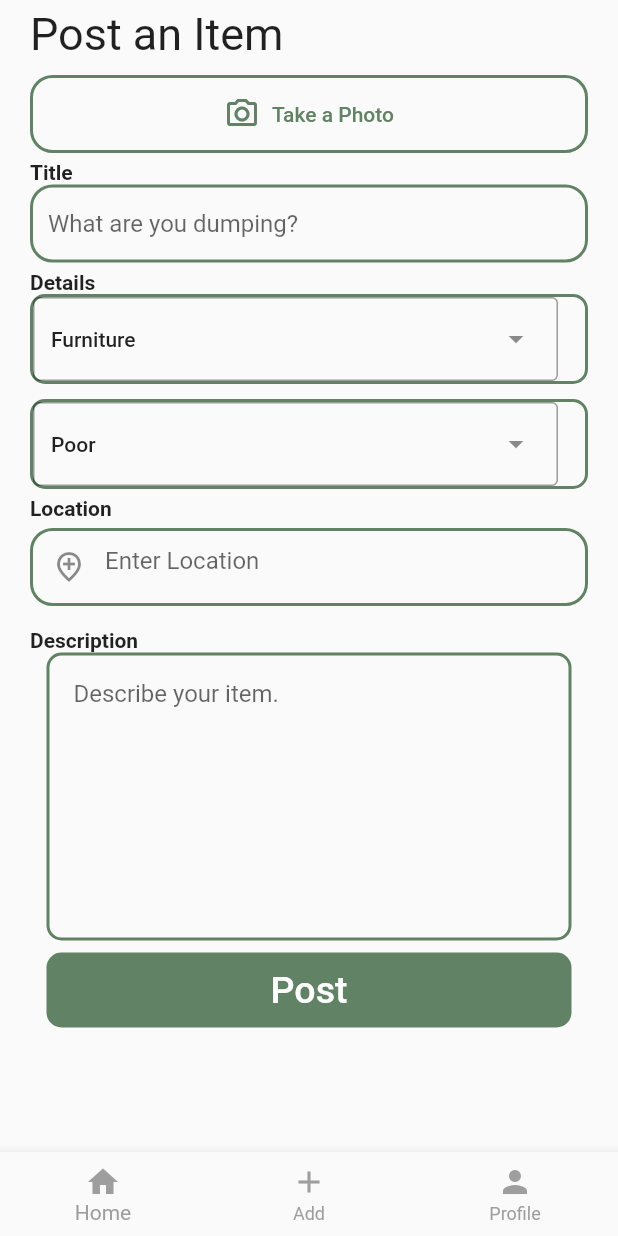
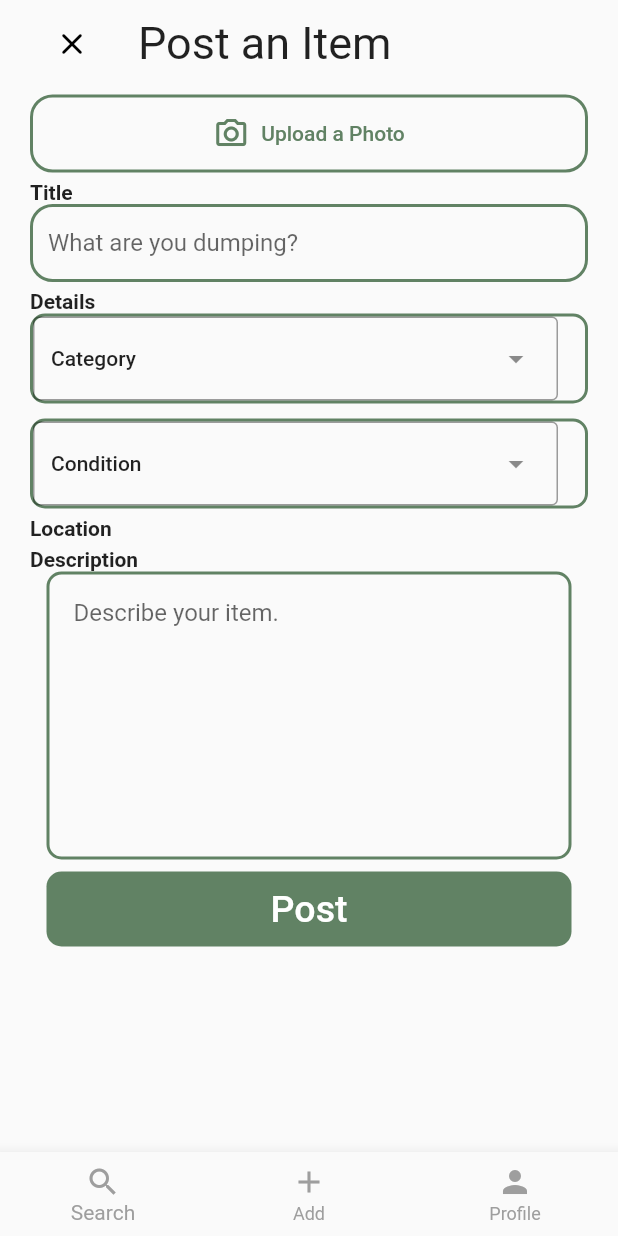
Before and after one commit to willDDDD/dumstr, a Flutter app: the PostingPage screen opened by its route, on a phone screen of 412 x 824 dp. Run offline on Flutter 3.47's test engine with Material 2 defaults, Android fonts, the phone set to English and light mode, and no system bars; our stand-ins replace google_maps_flutter, image_picker, timer_count_down; network calls fail.

Commit message:
jae code

```diff
--- a/dumpstr_app/lib/components/PostingPage.dart
+++ b/dumpstr_app/lib/components/PostingPage.dart
@@ -1,23 +1,161 @@
 import 'package:flutter/material.dart';
-import 'package:google_fonts/google_fonts.dart';
+// import 'package:camera/camera.dart';
+// import 'package:google_maps_webservice/places.dart';
+import 'package:image_picker/image_picker.dart';
+// import 'package:flutter_google_places/flutter_google_places.dart';
+import 'package:google_maps_flutter/google_maps_flutter.dart';
+import 'dart:async';
+import 'dart:io';
 
 const List<String> categories = [
+  'Category',
   'Furniture',
   'Clothing',
   'Toys',
   'Tools',
   'Electronics'
 ];
-String selectedCategory = 'Categories';
-const List<String> conditions = ['Poor', 'Fair', 'Good', 'Excellent', 'New'];
+const List<String> conditions = [
+  'Condition',
+  'Poor',
+  'Fair',
+  'Good',
+  'Excellent',
+  'New'
+];
 
+// final _places = GoogleMapsPlaces(apiKey: 'AIzaSyDc-YQ_0ATwBXONdLQUI07B2GLO9j5oreg');
 class PostingPage extends StatefulWidget {
+  // const PostingPage({
+  //   super.key,
+  //   // required this.camera,
+  // });
+  const PostingPage({
+    Key? key,
+    // required this.camera,
+  }) : super(key: key);
+  // final CameraDescription camera;
+
   @override
-  _PostingPageState createState() => _PostingPageState();
+  PostingPageState createState() => PostingPageState();
 }
 
-class _PostingPageState extends State<PostingPage> {
+class PostingPageState extends State<PostingPage> {
+  List<String> imagePaths = [];
   int _currentIndex = 0;
+
+  String description = ''; // Add this variable to hold the description value
+
+//   Future<List<PlacesSearchResult>> searchPlaces(String query, LatLng location) async {
+//   final result = await _places.searchNearbyWithRadius(
+//     Location(lat: location.latitude, lng: location.longitude),
+//     5000,
+//     type: "restaurant",
+//     keyword: query,
+//   );
+//   if (result.status == "OK") {
+//     return result.results;
+//   } else {
+//     throw Exception(result.errorMessage);
+//   }
+// }
+
+  Future<void> _selectImageFromCameraOrGallery() async {
+    final imagePicker = ImagePicker();
+    final XFile? image = await showModalBottomSheet<XFile>(
+      context: context,
+      builder: (BuildContext context) {
+        return SafeArea(
+          child: Wrap(
+            children: <Widget>[
+              ListTile(
+                leading: Icon(Icons.photo_library),
+                title: Text('Photo Library'),
+                onTap: () async {
+                  Navigator.pop(
+                      context,
+                      await imagePicker.pickImage(
+                        source: ImageSource.gallery,
+                      ));
+                },
+              ),
+              ListTile(
+                leading: Icon(Icons.photo_camera),
+                title: Text('Camera'),
+                onTap: () async {
+                  Navigator.pop(
+                      context,
+                      await imagePicker.pickImage(
+                        source: ImageSource.camera,
+                      ));
+                },
+              ),
+            ],
+          ),
+        );
+      },
+    );
+
+    // Update the imagePaths if an image was taken or selected
+    if (image != null) {
+      setState(() {
+        imagePaths.add(image.path); // Add the new image path to the list
+      });
+    }
+  }
+
+  Widget _buildImagePreview() {
+    return SingleChildScrollView(
+      scrollDirection: Axis.horizontal,
+      child: Row(
+        children: List.generate(imagePaths.length, (index) {
+          return Stack(
+            children: [
+              Padding(
+                padding: EdgeInsets.all(8.0),
+                child: Container(
+                  decoration: BoxDecoration(
+                    border: Border.all(color: Colors.black, width: 2.0),
+                  ),
+                  child: ClipRRect(
+                    borderRadius: BorderRadius.circular(8.0),
+                    child: Image.file(
+                      File(imagePaths[index]),
+                      width: 200,
+                      height: 200,
+                      fit: BoxFit.cover,
+                    ),
+                  ),
+                ),
+              ),
+              Positioned(
+                top: 5,
+                right: 5,
+                child: GestureDetector(
+                  onTap: () {
+                    setState(() {
+                      imagePaths
+                          .removeAt(index); // Remove image at the given index
+                    });
+                  },
+                  child: Container(
+                    padding: EdgeInsets.all(4),
+                    decoration: BoxDecoration(
+                        shape: BoxShape.circle, color: Color(0xFF618264)),
+                    child: Icon(
+                      Icons.delete,
+                      color: Colors.white,
+                      size: 20,
+                    ),
+                  ),
+                ),
+              ),
+            ],
+          );
+        }),
+      ),
+    );
+  }
 
   @override
   Widget build(BuildContext context) {
@@ -32,26 +170,30 @@ class _PostingPageState extends State<PostingPage> {
                   margin: EdgeInsets.only(left: 20.0, top: 5.0),
                   child: Row(
                     children: [
-                      // TextButton.icon(
-                      //   onPressed: () {},
-                      //   icon: const Icon(
-                      //     Icons.close_rounded,
-                      //     color: Colors.black,
-                      //   ),
-                      //   label: Text(''),
-                      // ),
-                      // SizedBox(
-                      //   width: 8,
-                      // ),
+                      TextButton.icon(
+                        onPressed: () {},
+                        icon: const Icon(
+                          Icons.close_rounded,
+                          color: Colors.black,
+                        ),
+                        label: Text(''),
+                      ),
+                      SizedBox(
+                        width: 8,
+                      ),
                       Text(
                         'Post an Item',
-                        style: GoogleFonts.balooBhai2(
+                        // style: GoogleFonts.balooBhai2(
+                        //   fontSize: 30,
+                        // ),
+                        style: (TextStyle(
                           fontSize: 30,
-                        ),
+                        )),
                       ),
                     ],
                   ),
                 ),
+                _buildImagePreview(),
                 Container(
                   margin: EdgeInsets.fromLTRB(10, 10, 10, 0),
                   width: double.infinity, // Take up the entire available width
@@ -66,12 +208,11 @@ class _PostingPageState extends State<PostingPage> {
                           15), // Optional: Add border radius for rounded corners
                     ),
                     child: TextButton.icon(
-                      onPressed: () {},
+                      onPressed: _selectImageFromCameraOrGallery,
                       icon: const Icon(Icons.camera_alt_outlined),
-                      label: Text('Take a Photo'),
+                      label: Text('Upload a Photo'),
                       style: TextButton.styleFrom(
                         primary: Color(0xFF618264),
-                        // Set the text (label) color
                       ),
                     ),
                   ),
@@ -176,29 +317,6 @@ class _PostingPageState extends State<PostingPage> {
                   ),
                 ),
                 Container(
-                  margin: EdgeInsets.fromLTRB(10, 5, 10, 10),
-                  width: double.infinity,
-                  child: Container(
-                    margin: EdgeInsets.symmetric(horizontal: 10),
-                    decoration: BoxDecoration(
-                      border: Border.all(
-                        color: Color(0xFF618264),
-                        width: 2.0,
-                      ),
-                      borderRadius: BorderRadius.circular(15),
-                    ),
-                    child: TextField(
-                      decoration: InputDecoration(
-                        border: InputBorder.none,
-                        hintText: 'Enter Location',
-                        contentPadding: EdgeInsets.all(10),
-                        prefixIcon: Icon(Icons
-                            .add_location_outlined), // Use the prefixIcon property
-                      ),
-                    ),
-                  ),
-                ),
-                Container(
                   margin: EdgeInsets.only(left: 20.0, top: 5.0),
                   child: Align(
                     alignment: Alignment.topLeft,
@@ -234,11 +352,15 @@ class _PostingPageState extends State<PostingPage> {
                     ),
                   ),
                 ),
-                SizedBox(
+                Container(
+                  margin: EdgeInsets.only(
+                      bottom: 10.0), // Add margin below the TextButton
                   width: 350,
                   height: 50,
                   child: TextButton(
-                    onPressed: () {},
+                    onPressed: () {
+                      // Add functionality for the 'Post' button
+                    },
                     child: const Text(
                       'Post',
                       style: TextStyle(color: Colors.white, fontSize: 25),
@@ -277,8 +399,8 @@ class _PostingPageState extends State<PostingPage> {
         },
         items: [
           BottomNavigationBarItem(
-            icon: Icon(Icons.home),
-            label: 'Home',
+            icon: Icon(Icons.search),
+            label: 'Search',
           ),
           BottomNavigationBarItem(
             icon: Icon(Icons.add),
```
